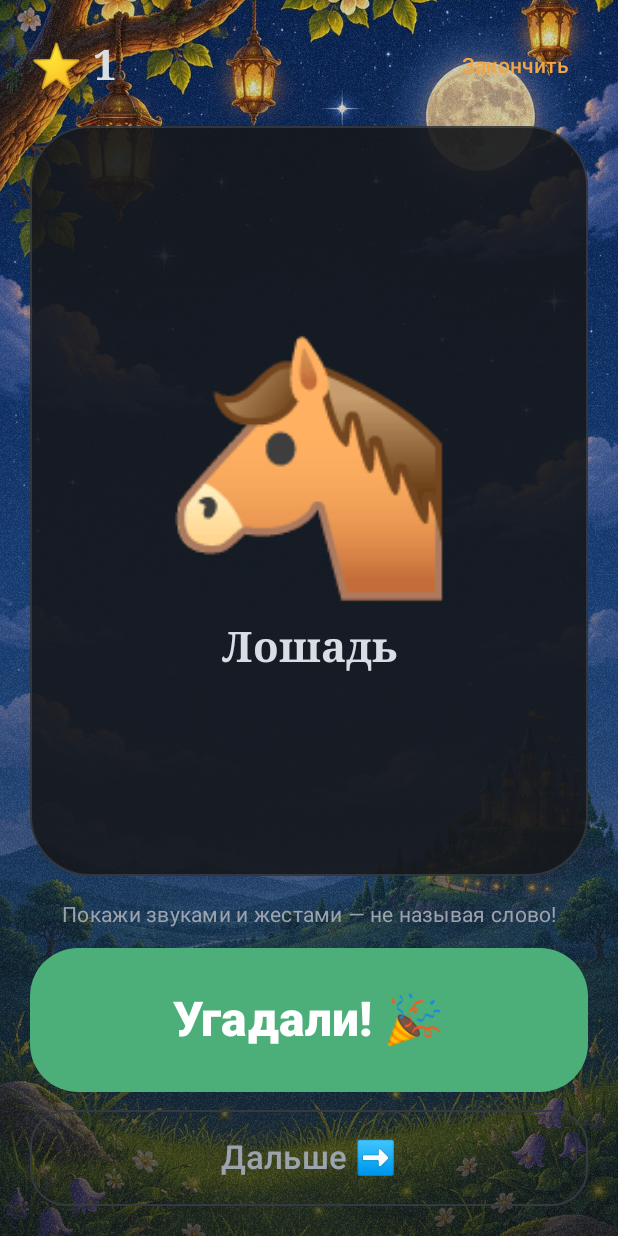
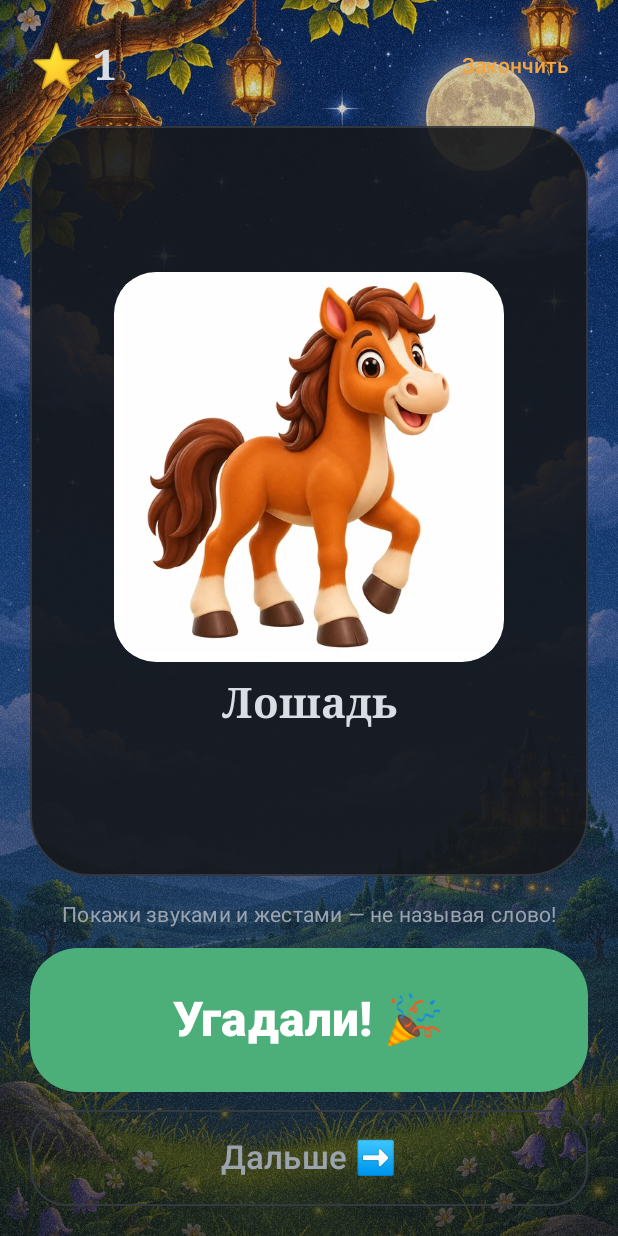
Before and after one commit to Limonella94/alias-game, an Android app built with Jetpack Compose: the KidsLittleScreen screen opened through its navigation route, after a tap on "Угадали! 🎉", on a phone screen of 412 x 824 dp. Run offline under Robolectric (Android 15) with nearby library versions, the phone set to English and light mode, and no system bars; network calls fail; pictures from the network do not load; 3 other taps on this screen came first.

Commit message:
Детский режим: нарисованные 3D-картинки вместо эмодзи (первые 10)
- assets/kids: Кошка, Собака, Корова, Свинья, Лошадь, Курица, Утка, Лягушка, Мышка, Зайчик
- WordPicture показывает картинку на белой «наклейке», без картинки — эмодзи
- картинки и в карточке игры, и в итогах «Малышей»
- общий загрузчик картинок из assets; тест проверяет наличие файлов

Co-Authored-By: Claude Opus 5.5 <noreply@anthropic.com>
Claude-Session: https://claude.ai/code/session_01Nhf35Gj7RGi9BXK7JAVL2d

```diff
--- a/app/src/main/java/ru/limonella/alias/feature/game/GamePhases.kt
+++ b/app/src/main/java/ru/limonella/alias/feature/game/GamePhases.kt
@@ -151,6 +151,7 @@ internal fun RoundContent(
                     onGuessed = onGuessed,
                     onSkipped = onSkipped,
                     emoji = word.emoji,
+                    image = word.image,
                 )
             }
         }
@@ -227,6 +228,7 @@ private fun OwnTeamLastWord(game: GameState, onResolve: (Int?) -> Unit) {
                     onGuessed = { onResolve(game.currentTeam.id) },
                     onSkipped = { onResolve(null) },
                     emoji = word.emoji,
+                    image = word.image,
                 )
             }
         }
--- /dev/null
+++ b/app/src/main/java/ru/limonella/alias/ui/components/AssetImage.kt
@@ -0,0 +1,31 @@
+package ru.limonella.alias.ui.components
+
+import android.graphics.BitmapFactory
+import androidx.compose.runtime.Composable
+import androidx.compose.runtime.State
+import androidx.compose.runtime.produceState
+import androidx.compose.ui.graphics.ImageBitmap
+import androidx.compose.ui.graphics.asImageBitmap
+import androidx.compose.ui.platform.LocalContext
+import kotlinx.coroutines.Dispatchers
+import kotlinx.coroutines.withContext
+
+/**
+ * Картинка из папки assets (обложки тем, детские картинки).
+ * Грузится в фоне; пока не загрузилась или если файла нет — значение null.
+ */
+@Composable
+fun rememberAssetImage(path: String?): State<ImageBitmap?> {
+    val context = LocalContext.current
+    return produceState<ImageBitmap?>(initialValue = null, path) {
+        value = if (path == null) {
+            null
+        } else {
+            withContext(Dispatchers.IO) {
+                runCatching {
+                    context.assets.open(path).use { BitmapFactory.decodeStream(it)?.asImageBitmap() }
+                }.getOrNull()
+            }
+        }
+    }
+}
--- a/app/src/main/java/ru/limonella/alias/ui/components/WordPicture.kt
+++ b/app/src/main/java/ru/limonella/alias/ui/components/WordPicture.kt
@@ -1,36 +1,74 @@
 package ru.limonella.alias.ui.components
 
+import androidx.compose.foundation.Image
+import androidx.compose.foundation.background
 import androidx.compose.foundation.layout.Arrangement
+import androidx.compose.foundation.layout.Box
 import androidx.compose.foundation.layout.Column
+import androidx.compose.foundation.layout.padding
+import androidx.compose.foundation.layout.size
+import androidx.compose.foundation.shape.RoundedCornerShape
 import androidx.compose.material3.MaterialTheme
 import androidx.compose.material3.Text
 import androidx.compose.runtime.Composable
+import androidx.compose.runtime.getValue
 import androidx.compose.ui.Alignment
 import androidx.compose.ui.Modifier
+import androidx.compose.ui.draw.clip
+import androidx.compose.ui.graphics.Color
+import androidx.compose.ui.layout.ContentScale
 import androidx.compose.ui.text.font.FontWeight
 import androidx.compose.ui.text.style.TextAlign
+import androidx.compose.ui.unit.Dp
 import androidx.compose.ui.unit.TextUnit
 import androidx.compose.ui.unit.dp
 import androidx.compose.ui.unit.sp
 
 /**
- * Карточка-картинка для детского режима: крупный эмодзи и подпись под ним.
- * На этапе визуала сюда добавим показ нарисованной картинки (поле Word.image) вместо эмодзи.
+ * Карточка-картинка для детского режима и подпись под ней.
+ * Если у слова есть нарисованная картинка ([image] — путь в assets) — показываем её
+ * на белой «наклейке» со скруглёнными углами. Иначе — крупный эмодзи.
  */
 @Composable
 fun WordPicture(
-    emoji: String,
+    emoji: String?,
     text: String,
     modifier: Modifier = Modifier,
+    image: String? = null,
     emojiSize: TextUnit = 96.sp,
+    imageSize: Dp = 170.dp,
     showCaption: Boolean = true,
 ) {
+    val bitmap by rememberAssetImage(image)
     Column(
         modifier = modifier,
         horizontalAlignment = Alignment.CenterHorizontally,
-        verticalArrangement = Arrangement.spacedBy(8.dp, Alignment.CenterVertically),
+        verticalArrangement = Arrangement.spacedBy(10.dp, Alignment.CenterVertically),
     ) {
-        Text(emoji, fontSize = emojiSize, textAlign = TextAlign.Center)
+        val picture = bitmap
+        when {
+            picture != null -> Box(
+                modifier = Modifier
+                    .size(imageSize)
+                    .clip(RoundedCornerShape(28.dp))
+                    .background(Color.White),
+                contentAlignment = Alignment.Center,
+            ) {
+                Image(
+                    bitmap = picture,
+                    contentDescription = text,
+                    contentScale = ContentScale.Fit,
+                    modifier = Modifier
+                        .size(imageSize)
+                        .padding(6.dp),
+                )
+            }
+
+            // Пока картинка грузится — держим место, чтобы карточка не прыгала.
+            image != null -> Box(Modifier.size(imageSize))
+
+            else -> Text(emoji ?: "❓", fontSize = emojiSize, textAlign = TextAlign.Center)
+        }
         if (showCaption) {
             Text(
                 text,
```
Also changed, not shown: app/src/main/assets/words/ru_kids.json (+10 -10 lines), app/src/main/java/ru/limonella/alias/feature/game/GameComponents.kt (+5 -2 lines), app/src/main/java/ru/limonella/alias/feature/kids/KidsLittleScreen.kt (+15 -5 lines), app/src/main/java/ru/limonella/alias/ui/components/PackCover.kt (+1 -13 lines), app/src/main/assets/kids/ru_kids_0001.webp (added), app/src/main/assets/kids/ru_kids_0002.webp (added), app/src/main/assets/kids/ru_kids_0003.webp (added), app/src/main/assets/kids/ru_kids_0004.webp (added), app/src/main/assets/kids/ru_kids_0005.webp (added), app/src/main/assets/kids/ru_kids_0006.webp (added), app/src/main/assets/kids/ru_kids_0007.webp (added), app/src/main/assets/kids/ru_kids_0008.webp (added), app/src/main/assets/kids/ru_kids_0009.webp (added), app/src/main/assets/kids/ru_kids_0010.webp (added), 2 other files.
